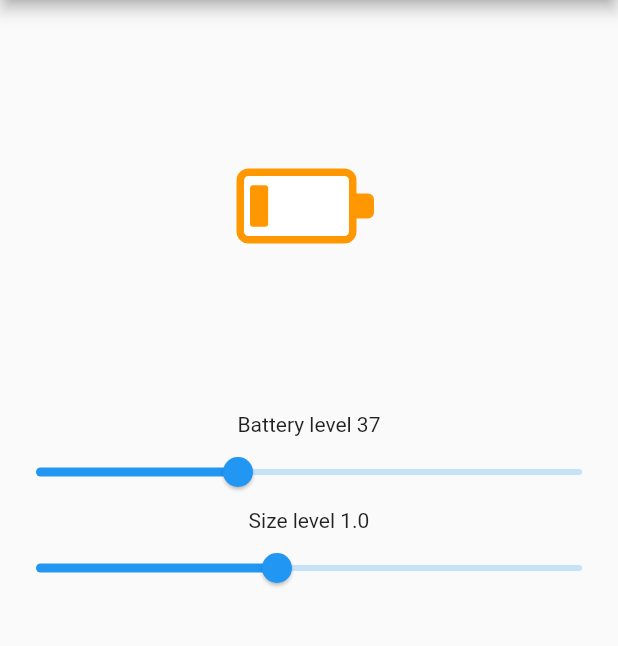
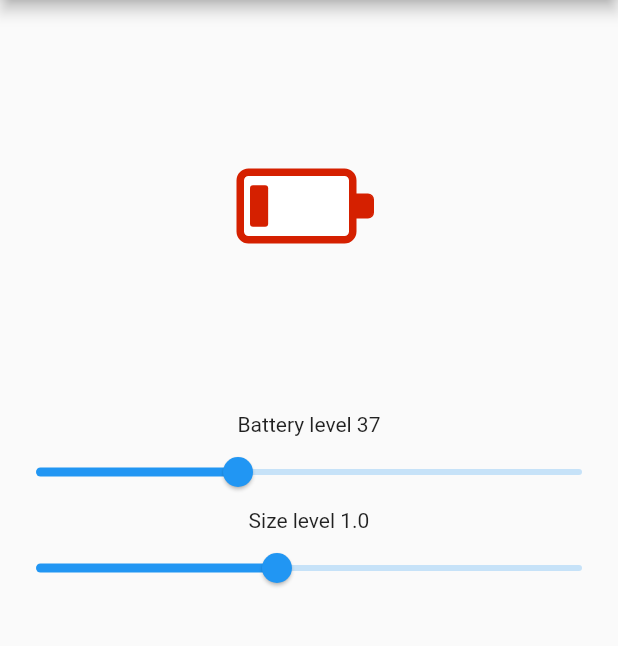
Before and after one commit to Torganik/battery_widget_demo, a Flutter app: the screen it shows after launch, on a phone screen of 412 x 824 dp, the part 84-730 px from its top. Run offline on Flutter 3.47's test engine with Material 2 defaults, Android fonts, the phone set to English and light mode, and no system bars.

Commit message:
--  remove colors and make colors change according ифееукн думуд

```diff
--- a/lib/battery_level_widget.dart
+++ b/lib/battery_level_widget.dart
@@ -1,42 +1,32 @@
+import 'dart:math';
 import 'package:flutter/material.dart';
 
 class BatteryWidget extends StatelessWidget {
   final int batteryLevel;
-  final Color batOkColor;
-  final Color batMidColor;
-  final Color batLowColor;
   final double height;
   final int bars;
   final double scaleFactor;
 
-  BatteryWidget(
-      {this.batteryLevel,
-      this.batOkColor = Colors.green,
-      this.batMidColor = Colors.orange,
-      this.batLowColor = Colors.red,
-      this.bars = 4,
-      this.scaleFactor = 1.0})
+  BatteryWidget({this.batteryLevel, this.bars = 4, this.scaleFactor = 1.0})
       : this.height = 50 * scaleFactor,
         assert(bars > 3 && bars <= 8),
         assert(scaleFactor > 0.2, "Scale factor must be more than 0"),
         assert(scaleFactor <= 2, "Scale factor must be less then 2");
 
   Color _getColorByBatteryLevel() {
-    Color result;
+    // TODO make more orange on a middle
+    double red = cos((batteryLevel * (pi / 2)) / 100) * 255;
+    double green = 200 - (cos((batteryLevel * (pi / 2)) / 100) * 200);
 
-    if (batteryLevel >= 50) {
-      result = batOkColor;
-    } else if (batteryLevel >= 20 && batteryLevel < 50) {
-      result = batMidColor;
-    } else {
-      result = batLowColor;
-    }
+    print("R:$red");
+    print("G:$green");
+
+    Color result = Color.fromRGBO(red.toInt(), green.toInt(), 0, 1);
 
     return result;
   }
 
   // TODO pad must be from bars amount
-  // TODO colors must by from bat level
   // TODO make pad field common
 
   Iterable<Widget> get _makeBatteryBar sync* {
```
